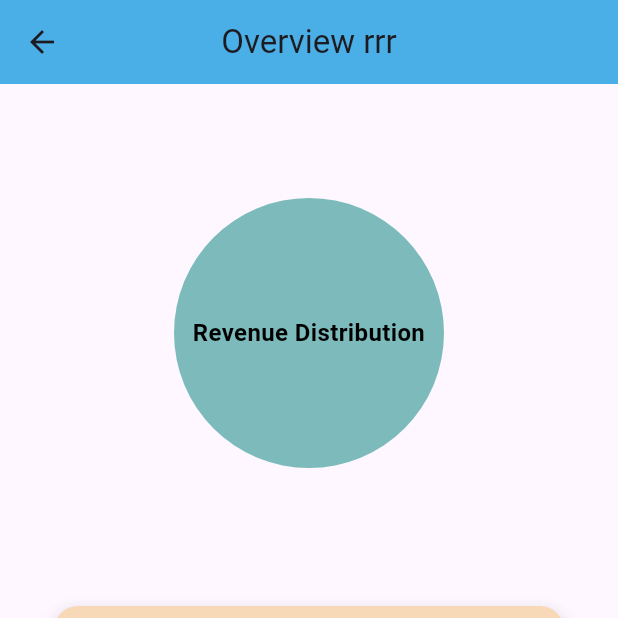
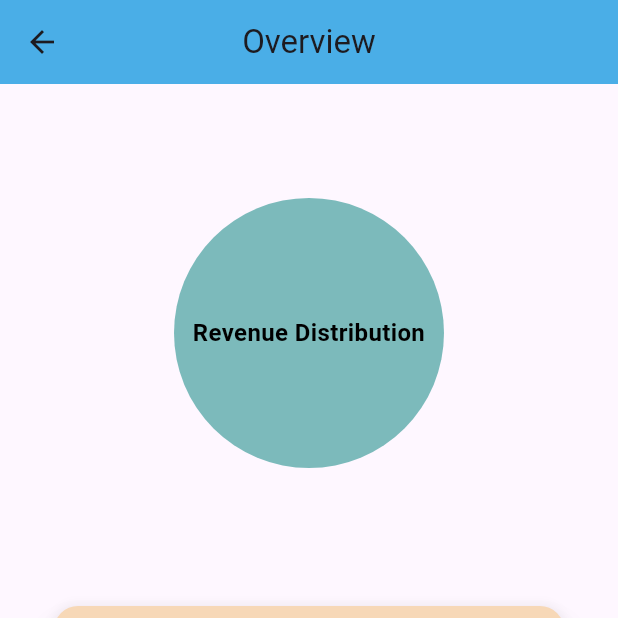
Before and after one commit to Rinogeorge/CamWise, a Flutter app: the OverviewPage screen opened directly, on a phone screen of 412 x 824 dp, the top half of it. Run offline on Flutter 3.47's test engine with Material 3 defaults, Android fonts, the phone set to English and light mode, and no system bars; drawn by our look-alikes of fl_chart; our stand-ins replace flashy_tab_bar2, hive, hive_flutter, image_picker; accounts and stored records are empty.

Commit message:
second commit

```diff
--- a/lib/Screens/overview.dart
+++ b/lib/Screens/overview.dart
@@ -90,7 +90,7 @@ class _OverviewPageState extends State<OverviewPage> {
   Widget build(BuildContext context) {
     return Scaffold(
       appBar: AppBar(
-        title: const Text('Overview rrr'),
+        title: const Text('Overview'),
         centerTitle: true,
         backgroundColor:  Color(0xFF4AAEE7),
       ),
```
